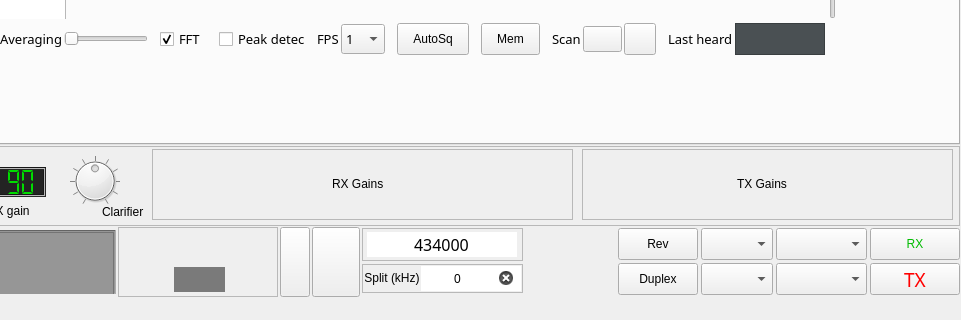
Qt form src/mainwindow.ui (qradiolink/qradiolink) before a commit; both pictures show x 439 to 1400 and y 401 to 721 of the 1400 by 721 pixel window.
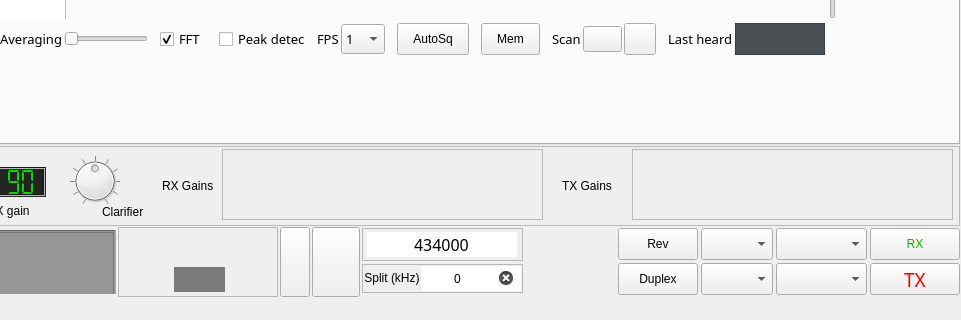
The same form after that commit. Icons and pictures are not drawn. Custom widgets are drawn as their Qt base class.

The edit to the form file:
```diff
--- a/src/mainwindow.ui
+++ b/src/mainwindow.ui
@@ -4877,9 +4877,9 @@
         <widget class="QFrame" name="rxGainsFrameMenu">
          <property name="geometry">
           <rect>
-           <x>590</x>
+           <x>660</x>
            <y>3</y>
-           <width>421</width>
+           <width>321</width>
            <height>71</height>
           </rect>
          </property>
@@ -4901,28 +4901,14 @@
          <property name="frameShadow">
           <enum>QFrame::Raised</enum>
          </property>
-         <layout class="QHBoxLayout" name="horizontalLayout_11">
-          <item>
-           <widget class="QLabel" name="label_21">
-            <property name="maximumSize">
-             <size>
-              <width>60</width>
-              <height>20</height>
-             </size>
-            </property>
-            <property name="text">
-             <string>RX Gains</string>
-            </property>
-           </widget>
-          </item>
-         </layout>
+         <layout class="QHBoxLayout" name="horizontalLayout_11"/>
         </widget>
         <widget class="QFrame" name="txGainsFrameMenu">
          <property name="geometry">
           <rect>
-           <x>1020</x>
+           <x>1070</x>
            <y>3</y>
-           <width>371</width>
+           <width>321</width>
            <height>71</height>
           </rect>
          </property>
@@ -4944,21 +4930,45 @@
          <property name="frameShadow">
           <enum>QFrame::Raised</enum>
          </property>
-         <layout class="QHBoxLayout" name="horizontalLayout_12">
-          <item>
-           <widget class="QLabel" name="label_50">
-            <property name="maximumSize">
-             <size>
-              <width>60</width>
-              <height>20</height>
-             </size>
-            </property>
-            <property name="text">
-             <string>TX Gains</string>
-            </property>
-           </widget>
-          </item>
-         </layout>
+         <layout class="QHBoxLayout" name="horizontalLayout_12"/>
+        </widget>
+        <widget class="QLabel" name="label_21">
+         <property name="geometry">
+          <rect>
+           <x>600</x>
+           <y>30</y>
+           <width>60</width>
+           <height>20</height>
+          </rect>
+         </property>
+         <property name="maximumSize">
+          <size>
+           <width>60</width>
+           <height>20</height>
+          </size>
+         </property>
+         <property name="text">
+          <string>RX Gains</string>
+         </property>
+        </widget>
+        <widget class="QLabel" name="label_50">
+         <property name="geometry">
+          <rect>
+           <x>1000</x>
+           <y>30</y>
+           <width>60</width>
+           <height>20</height>
+          </rect>
+         </property>
+         <property name="maximumSize">
+          <size>
+           <width>60</width>
+           <height>20</height>
+          </size>
+         </property>
+         <property name="text">
+          <string>TX Gains</string>
+         </property>
         </widget>
        </widget>
       </item>
```
